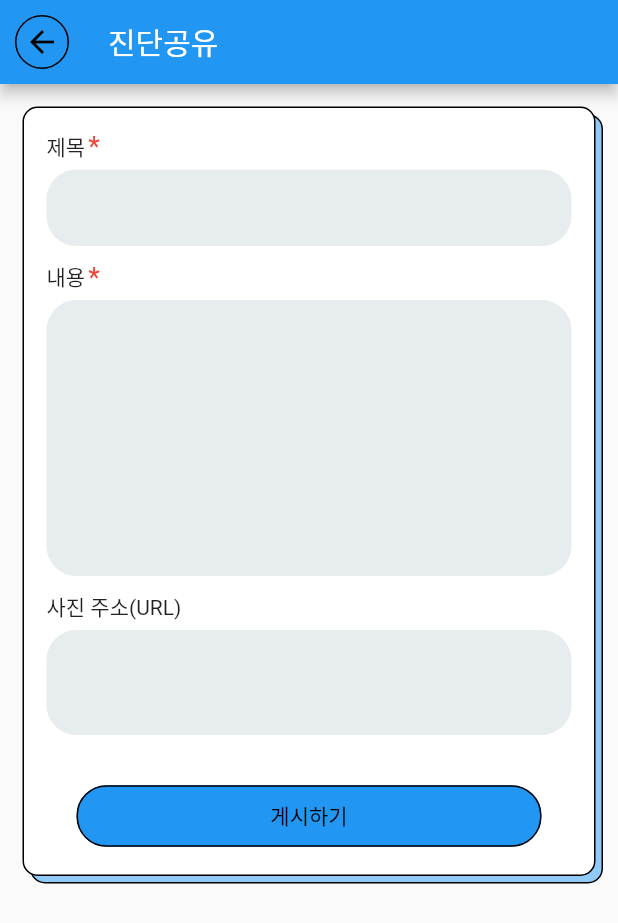
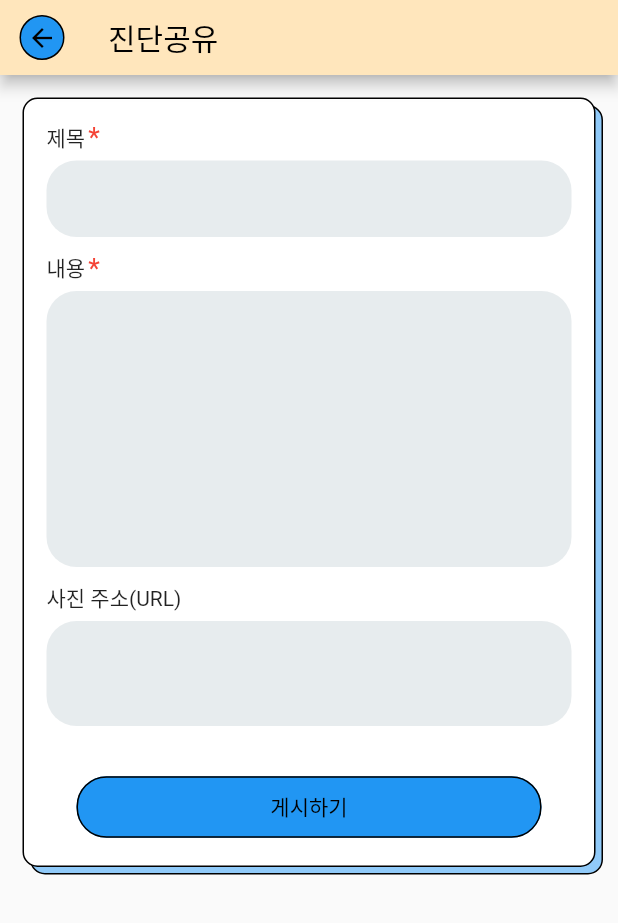
Before and after one commit to TIONBARY/GSSL, a Flutter app: the CommunityApp screen opened directly, tab 2 chosen, after a tap on the "add" icon, on a phone screen of 412 x 824 dp. Shown: the top 923 px of the screen. Run offline on Flutter 3.47's test engine with Material 2 defaults, Android fonts, the phone set to English and light mode, and no system bars; our stand-ins replace assets_audio_player, cached_network_image, flutter_bloc, flutter_dotenv, flutter_screenutil, flutter_secure_storage and 10 more; missing offline and left inert: http_interceptor, kakaomap_webview, snapping_sheet; accounts and stored records are empty; statements that could not run were skipped.

Commit message:
:recycle: Community UI 변경

```diff
--- a/FrontEnd/lib/components/community/first_form.dart
+++ b/FrontEnd/lib/components/community/first_form.dart
@@ -1,20 +1,19 @@
-import 'package:flutter/material.dart';
 import 'dart:async';
 
+import 'package:flutter/material.dart';
+
+import './constants/constants.dart';
+import './edit_first_page.dart';
+import './models/content_first_object.dart';
+import './store_first_page.dart';
 import './utils_first/context_extension.dart';
-import './widgets/dismissible_background_widget.dart';
-import './widgets/my_box_widget.dart';
-import './constants/constants.dart';
-import './models/content_first_object.dart';
 import './utils_first/database_helper.dart';
 import './utils_first/database_services.dart';
 import './widgets/content_item_widget.dart';
+import './widgets/dismissible_background_widget.dart';
 import './widgets/icon_button_widget.dart';
+import './widgets/my_box_widget.dart';
 import './widgets/text_button_widget.dart';
-import './edit_first_page.dart';
-import './store_first_page.dart';
-import './utils_third/assets_constants.dart';
-import './utils_third/color_constants.dart';
 
 class FirstPage extends StatefulWidget {
   const FirstPage({Key? key}) : super(key: key);
@@ -64,6 +63,7 @@ class _FirstPageState extends State<FirstPage> with TickerProviderStateMixin {
       appBar: AppBar(
         toolbarHeight: 70,
         centerTitle: false,
+        backgroundColor: Colors.white,
         title: TextField(
           controller: searchController,
           textInputAction: TextInputAction.search,
@@ -114,41 +114,26 @@ class _FirstPageState extends State<FirstPage> with TickerProviderStateMixin {
                 )),
             hintText: 'Search',
             contentPadding: EdgeInsets.all(10),
-            border: OutlineInputBorder(borderSide: BorderSide(color: Colors.black)),
-            focusedBorder: OutlineInputBorder(borderSide: BorderSide(color: Colors.black)),
-            enabledBorder: OutlineInputBorder(borderSide: BorderSide(color: Colors.black)),
+            border:
+                OutlineInputBorder(borderSide: BorderSide(color: Colors.black)),
+            focusedBorder:
+                OutlineInputBorder(borderSide: BorderSide(color: Colors.black)),
+            enabledBorder:
+                OutlineInputBorder(borderSide: BorderSide(color: Colors.black)),
           ),
         ),
         actions: [
-          TweenAnimationBuilder<Offset>(
-            duration: const Duration(seconds: 2),
-            tween: Tween<Offset>(
-              begin: const Offset(0, -800),
-              end: const Offset(0, 0),
-            ),
-            curve: Curves.bounceOut,
-            builder: (context, Offset offset, child) {
-              return Transform.translate(
-                offset: offset,
-                child: child,
-              );
-            },
-            child: FloatingActionButton(
-              onPressed: () async {
-                await Navigator.push(
-                  context,
-                  MaterialPageRoute(
-                    builder: (_) => const AddNewFeedPage(),
-                  ),
-                );
-              },
-              backgroundColor: AppColors.white,
-              child: Icon(
-                Icons.add,
-                color: AppColors.codGray,
-                size: _size.width * 0.08,
-              ),
-            ),
+          IconButtonWidget(
+            color: Theme.of(context).primaryColor,
+            onTap: () => context.to(AddNewFeedPage()).then((value) {
+              if (value != null) {
+                if (value == true) {
+                  setState(() {});
+                  _getList();
+                }
+              }
+            }),
+            iconData: Icons.add_sharp,
           ),
         ],
       ),
@@ -162,7 +147,10 @@ class _FirstPageState extends State<FirstPage> with TickerProviderStateMixin {
                       itemCount: _aidList.length,
                       itemBuilder: (context, index) {
                         return Dismissible(
-                    background: DismissibleBackgroundWidget(alignment: Alignment.centerRight, icon: Icons.edit, backgroundColor: Theme.of(context).primaryColor),
+                          background: DismissibleBackgroundWidget(
+                              alignment: Alignment.centerRight,
+                              icon: Icons.edit,
+                              backgroundColor: Theme.of(context).primaryColor),
                           secondaryBackground: DismissibleBackgroundWidget(
                             alignment: Alignment.centerLeft,
                             icon: Icons.delete_outline_sharp,
@@ -176,13 +164,18 @@ class _FirstPageState extends State<FirstPage> with TickerProviderStateMixin {
                                 builder: (BuildContext context) {
                                   return AlertDialog(
                                     title: const Text("Confirm"),
-                              content: const Text("Are you sure you wish to edit this item?"),
+                                    content: const Text(
+                                        "Are you sure you wish to edit this item?"),
                                     actions: <Widget>[
                                       TextBtnWidget(
                                         name: ' Edit ',
                                         isStretch: false,
                                         onTap: () {
-                                    context.to(EditPostPage(ContentObject.fromMap(_aidList[index]))).then((value) {
+                                          context
+                                              .to(EditPostPage(
+                                                  ContentObject.fromMap(
+                                                      _aidList[index])))
+                                              .then((value) {
                                             if (value != null) {
                                               if (value == true) {
                                                 setState(() {});
@@ -203,20 +196,25 @@ class _FirstPageState extends State<FirstPage> with TickerProviderStateMixin {
                                   );
                                 },
                               );
-                      } else if (direction == DismissDirection.endToStart) {
+                            } else if (direction ==
+                                DismissDirection.endToStart) {
                               return await showDialog(
                                 context: context,
                                 builder: (BuildContext context) {
                                   return AlertDialog(
                                     title: const Text("Confirm"),
-                              content: const Text("Are you sure you wish to delete this item?"),
+                                    content: const Text(
+                                        "Are you sure you wish to delete this item?"),
                                     actions: <Widget>[
                                       TextBtnWidget(
                                         name: 'Delete',
                                         nameColor: Colors.white,
                                         btnColor: Colors.red,
                                         onTap: () {
-                                    DatabaseServices().deleteItem(_aidList[index]['id'], tableContent).then((value) {
+                                          DatabaseServices()
+                                              .deleteItem(_aidList[index]['id'],
+                                                  tableContent)
+                                              .then((value) {
                                             if (value != null) {
                                               context.back(true);
                                             }
@@ -239,12 +237,16 @@ class _FirstPageState extends State<FirstPage> with TickerProviderStateMixin {
                           },
                           onDismissed: (direction) {
                             if (direction == DismissDirection.startToEnd) {
-                      } else if (direction == DismissDirection.endToStart) {
+                            } else if (direction ==
+                                DismissDirection.endToStart) {
                               _getList();
                             }
                           },
                           key: Key(_aidList[index]['id'].toString()),
-                    child: ContentItemWidget(name: _aidList[index]['name'], body: _aidList[index]['body'], photo: _aidList[index]['photo']),
+                          child: ContentItemWidget(
+                              name: _aidList[index]['name'],
+                              body: _aidList[index]['body'],
+                              photo: _aidList[index]['photo']),
                         );
                       }),
                 ],
--- a/FrontEnd/lib/components/community/second_form.dart
+++ b/FrontEnd/lib/components/community/second_form.dart
@@ -1,18 +1,19 @@
-import 'package:flutter/material.dart';
 import 'dart:async';
 
+import 'package:flutter/material.dart';
+
+import './constants/constants.dart';
+import './edit_second_page.dart';
+import './models/content_first_object.dart';
+import './store_second_page.dart';
 import './utils_second/context_extension.dart';
-import './widgets/dismissible_background_widget.dart';
-import './widgets/my_box_widget.dart';
-import './constants/constants.dart';
-import './models/content_first_object.dart';
 import './utils_second/database_helper.dart';
 import './utils_second/database_services.dart';
 import './widgets/content_item_widget.dart';
+import './widgets/dismissible_background_widget.dart';
 import './widgets/icon_button_widget.dart';
+import './widgets/my_box_widget.dart';
 import './widgets/text_button_widget.dart';
-import './edit_second_page.dart';
-import './store_second_page.dart';
 
 class SecondPage extends StatefulWidget {
   const SecondPage({Key? key}) : super(key: key);
@@ -60,6 +61,7 @@ class _SecondPageState extends State<SecondPage> with TickerProviderStateMixin {
       appBar: AppBar(
         toolbarHeight: 70,
         centerTitle: false,
+        backgroundColor: Colors.white,
         title: TextField(
           controller: searchController,
           textInputAction: TextInputAction.search,
@@ -110,9 +112,12 @@ class _SecondPageState extends State<SecondPage> with TickerProviderStateMixin {
                 )),
             hintText: 'Search',
             contentPadding: EdgeInsets.all(10),
-            border: OutlineInputBorder(borderSide: BorderSide(color: Colors.black)),
-            focusedBorder: OutlineInputBorder(borderSide: BorderSide(color: Colors.black)),
-            enabledBorder: OutlineInputBorder(borderSide: BorderSide(color: Colors.black)),
+            border:
+                OutlineInputBorder(borderSide: BorderSide(color: Colors.black)),
+            focusedBorder:
+                OutlineInputBorder(borderSide: BorderSide(color: Colors.black)),
+            enabledBorder:
+                OutlineInputBorder(borderSide: BorderSide(color: Colors.black)),
           ),
         ),
         actions: [
@@ -140,7 +145,10 @@ class _SecondPageState extends State<SecondPage> with TickerProviderStateMixin {
                       itemCount: _aidList.length,
                       itemBuilder: (context, index) {
                         return Dismissible(
-                    background: DismissibleBackgroundWidget(alignment: Alignment.centerRight, icon: Icons.edit, backgroundColor: Theme.of(context).primaryColor),
+                          background: DismissibleBackgroundWidget(
+                              alignment: Alignment.centerRight,
+                              icon: Icons.edit,
+                              backgroundColor: Theme.of(context).primaryColor),
                           secondaryBackground: DismissibleBackgroundWidget(
                             alignment: Alignment.centerLeft,
                             icon: Icons.delete_outline_sharp,
@@ -154,13 +162,18 @@ class _SecondPageState extends State<SecondPage> with TickerProviderStateMixin {
                                 builder: (BuildContext context) {
                                   return AlertDialog(
                                     title: const Text("Confirm"),
-                              content: const Text("Are you sure you wish to edit this item?"),
+                                    content: const Text(
+                                        "Are you sure you wish to edit this item?"),
                                     actions: <Widget>[
                                       TextBtnWidget(
                                         name: ' Edit ',
                                         isStretch: false,
                                         onTap: () {
-                                    context.to(EditPostPage(ContentObject.fromMap(_aidList[index]))).then((value) {
+                                          context
+                                              .to(EditPostPage(
+                                                  ContentObject.fromMap(
+                                                      _aidList[index])))
+                                              .then((value) {
                                             if (value != null) {
                                               if (value == true) {
                                                 setState(() {});
@@ -181,20 +194,25 @@ class _SecondPageState extends State<SecondPage> with TickerProviderStateMixin {
                                   );
                                 },
                               );
-                      } else if (direction == DismissDirection.endToStart) {
+                            } else if (direction ==
+                                DismissDirection.endToStart) {
                               return await showDialog(
                                 context: context,
                                 builder: (BuildContext context) {
                                   return AlertDialog(
                                     title: const Text("Confirm"),
-                              content: const Text("Are you sure you wish to delete this item?"),
+                                    content: const Text(
+                                        "Are you sure you wish to delete this item?"),
                                     actions: <Widget>[
                                       TextBtnWidget(
                                         name: 'Delete',
                                         nameColor: Colors.white,
                                         btnColor: Colors.red,
                                         onTap: () {
-                                    DatabaseServices().deleteItem(_aidList[index]['id'], tableContent).then((value) {
+                                          DatabaseServices()
+                                              .deleteItem(_aidList[index]['id'],
+                                                  tableContent)
+                                              .then((value) {
                                             if (value != null) {
                                               context.back(true);
                                             }
@@ -217,12 +235,16 @@ class _SecondPageState extends State<SecondPage> with TickerProviderStateMixin {
                           },
                           onDismissed: (direction) {
                             if (direction == DismissDirection.startToEnd) {
-                      } else if (direction == DismissDirection.endToStart) {
+                            } else if (direction ==
+                                DismissDirection.endToStart) {
                               _getList();
                             }
                           },
                           key: Key(_aidList[index]['id'].toString()),
-                    child: ContentItemWidget(name: _aidList[index]['name'], body: _aidList[index]['body'], photo: _aidList[index]['photo']),
+                          child: ContentItemWidget(
+                              name: _aidList[index]['name'],
+                              body: _aidList[index]['body'],
+                              photo: _aidList[index]['photo']),
                         );
                       }),
                 ],
--- a/FrontEnd/lib/components/community/store_second_page.dart
+++ b/FrontEnd/lib/components/community/store_second_page.dart
@@ -1,8 +1,9 @@
-import './utils_second/context_extension.dart';
+import 'package:GSSL/constants.dart';
 import 'package:flutter/material.dart';
 
 import './constants/constants.dart';
 import './models/content_first_object.dart';
+import './utils_second/context_extension.dart';
 import './utils_second/database_helper.dart';
 import './utils_second/database_services.dart';
 import './utils_second/validator.dart';
@@ -33,8 +34,22 @@ class _AddNewFeedPageState extends State<AddNewFeedPage> {
   Widget build(BuildContext context) {
     return Scaffold(
       appBar: AppBar(
-        title: const Text('진단공유'),
-        leading: IconButtonWidget(iconData: Icons.arrow_back_sharp, onTap: () => Navigator.of(context).pop(insertSuccess)),
+        iconTheme: IconThemeData(
+          color: btnColor,
+          size: 20,
+        ),
+        toolbarHeight: 50,
+        backgroundColor: pColor,
+        title: const Text(
+          '진단공유',
+          style: TextStyle(
+            color: Colors.black,
+            fontSize: 20,
+          ),
+        ),
+        leading: IconButtonWidget(
+            iconData: Icons.arrow_back_sharp,
+            onTap: () => Navigator.of(context).pop(insertSuccess)),
       ),
       body: SingleChildScrollView(
         child: CardWidget(
@@ -72,8 +87,13 @@ class _AddNewFeedPageState extends State<AddNewFeedPage> {
                   name: '게시하기',
                   onTap: () {
                     if (_formKey.currentState!.validate()) {
-                      ContentObject contentObject = ContentObject(name: nameController.text, body: bodyController.text, photo: photoUrlController.text);
-                      DatabaseServices().insertItem(contentObject.toMap(), tableContent).then((value) => context.back(true));
+                      ContentObject contentObject = ContentObject(
+                          name: nameController.text,
+                          body: bodyController.text,
+                          photo: photoUrlController.text);
+                      DatabaseServices()
+                          .insertItem(contentObject.toMap(), tableContent)
+                          .then((value) => context.back(true));
                     }
                   }),
             ],
--- a/FrontEnd/lib/components/community/widgets/my_theme.dart
+++ b/FrontEnd/lib/components/community/widgets/my_theme.dart
@@ -9,7 +9,11 @@ class MyTheme {
         primaryColor: Color(0xffF4A261),
         scaffoldBackgroundColor: Colors.blueGrey.shade50,
         primarySwatch: Colors.blueGrey,
-        appBarTheme: AppBarTheme(titleTextStyle: TextStyle(color: Colors.black), backgroundColor: Colors.white, elevation: 0, iconTheme: IconThemeData(color: Colors.black)),
+        appBarTheme: AppBarTheme(
+            titleTextStyle: TextStyle(color: Colors.black),
+            backgroundColor: Colors.white,
+            elevation: 0,
+            iconTheme: IconThemeData(color: Colors.black)),
         iconTheme: IconThemeData(color: Colors.black));
   }
 }
--- a/FrontEnd/lib/pages/community_page.dart
+++ b/FrontEnd/lib/pages/community_page.dart
@@ -1,12 +1,11 @@
-import 'package:flutter/material.dart';
 import 'package:GSSL/components/community/first_form.dart';
 import 'package:GSSL/components/community/second_form.dart';
 import 'package:GSSL/components/community/third_form.dart';
+import 'package:GSSL/constants.dart';
+import 'package:flutter/material.dart';
 
-void main() => runApp(MaterialApp(
-    debugShowCheckedModeBanner: false,
-    home: CommunityApp()
-));
+void main() => runApp(
+    MaterialApp(debugShowCheckedModeBanner: false, home: CommunityApp()));
 
 class CommunityApp extends StatelessWidget {
   const CommunityApp({Key? key}) : super(key: key);
@@ -17,7 +16,19 @@ class CommunityApp extends StatelessWidget {
         length: 3,
         child: Scaffold(
           appBar: AppBar(
-          title: Text('커뮤니티'),
+            iconTheme: IconThemeData(
+              color: btnColor,
+              size: 20,
+            ),
+            toolbarHeight: 25,
+            backgroundColor: pColor,
+            title: Text(
+              '커뮤니티',
+              style: TextStyle(
+                color: Colors.black,
+                fontSize: 25,
+              ),
+            ),
             centerTitle: true,
             bottom: TabBar(
               tabs: [
@@ -25,6 +36,13 @@ class CommunityApp extends StatelessWidget {
                 Tab(text: '진단공유', icon: Icon(Icons.share)),
                 Tab(text: '질문하기', icon: Icon(Icons.question_mark)),
               ],
+              indicatorColor: btnColor,
+              unselectedLabelColor: sColor,
+              labelColor: btnColor,
+              labelStyle: TextStyle(
+                fontSize: 15,
+                fontFamily: "Daehan",
+              ),
             ),
           ),
           body: TabBarView(
@@ -34,7 +52,6 @@ class CommunityApp extends StatelessWidget {
               ThirdPage(),
             ],
           ),
-      )
-    );
+        ));
   }
 }
```
Also changed, not shown: FrontEnd/lib/components/community/store_first_page.dart (+25 -5 lines), FrontEnd/lib/components/community/widgets/dismissible_background_widget.dart (+19 -7 lines). Lines whose indentation alone changed are shown as unchanged.
